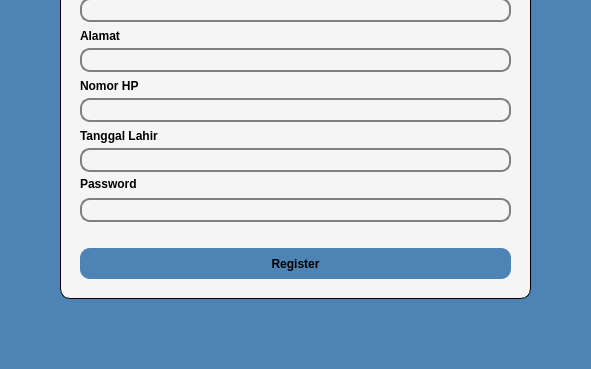
The window that projectAkhir/Basdat/register.ui (RexTrue/Project-Akhir) describes before a commit, drawn with Qt 5; both pictures show x 120 to 711 and y 282 to 651 of the 800 by 651 pixel window.
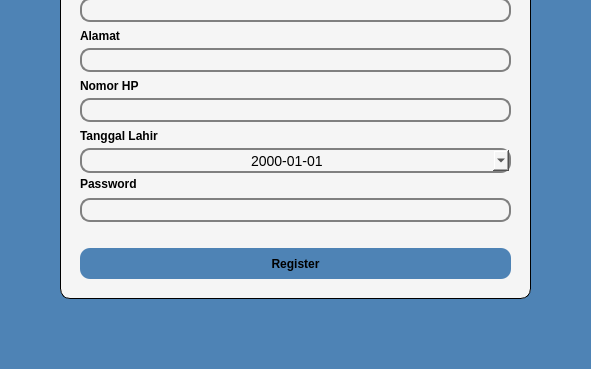
The same window after the commit.

```diff
--- a/projectAkhir/Basdat/register.ui
+++ b/projectAkhir/Basdat/register.ui
@@ -46,6 +46,35 @@
      <property name="frameShadow">
       <enum>QFrame::Raised</enum>
      </property>
+     <widget class="QDateEdit" name="dateEdit">
+      <property name="geometry">
+       <rect>
+        <x>20</x>
+        <y>290</y>
+        <width>431</width>
+        <height>25</height>
+       </rect>
+      </property>
+      <property name="cursor">
+       <cursorShape>PointingHandCursor</cursorShape>
+      </property>
+      <property name="styleSheet">
+       <string notr="true">background : #f5f5f5;
+border : 2px solid grey;
+border-radius : 10px;
+font-size : 14px;
+font-weight:10px;</string>
+      </property>
+      <property name="alignment">
+       <set>Qt::AlignCenter</set>
+      </property>
+      <property name="displayFormat">
+       <string>yyyy-MM-dd</string>
+      </property>
+      <property name="calendarPopup">
+       <bool>true</bool>
+      </property>
+     </widget>
     </widget>
     <widget class="QLineEdit" name="lineEdit_5">
      <property name="geometry">
@@ -136,22 +165,6 @@
 font-size : 14px;</string>
      </property>
     </widget>
-    <widget class="QLineEdit" name="lineEdit_6">
-     <property name="geometry">
-      <rect>
-       <x>200</x>
-       <y>430</y>
-       <width>431</width>
-       <height>24</height>
-      </rect>
-     </property>
-     <property name="styleSheet">
-      <string notr="true">background : #f5f5f5;
-border : 2px solid grey;
-border-radius : 10px;
-font-size : 14px;</string>
-     </property>
-    </widget>
     <widget class="QLabel" name="label_6">
      <property name="geometry">
       <rect>
```
Left out of the diff: 7 changed lines with no effect on the pictures.
